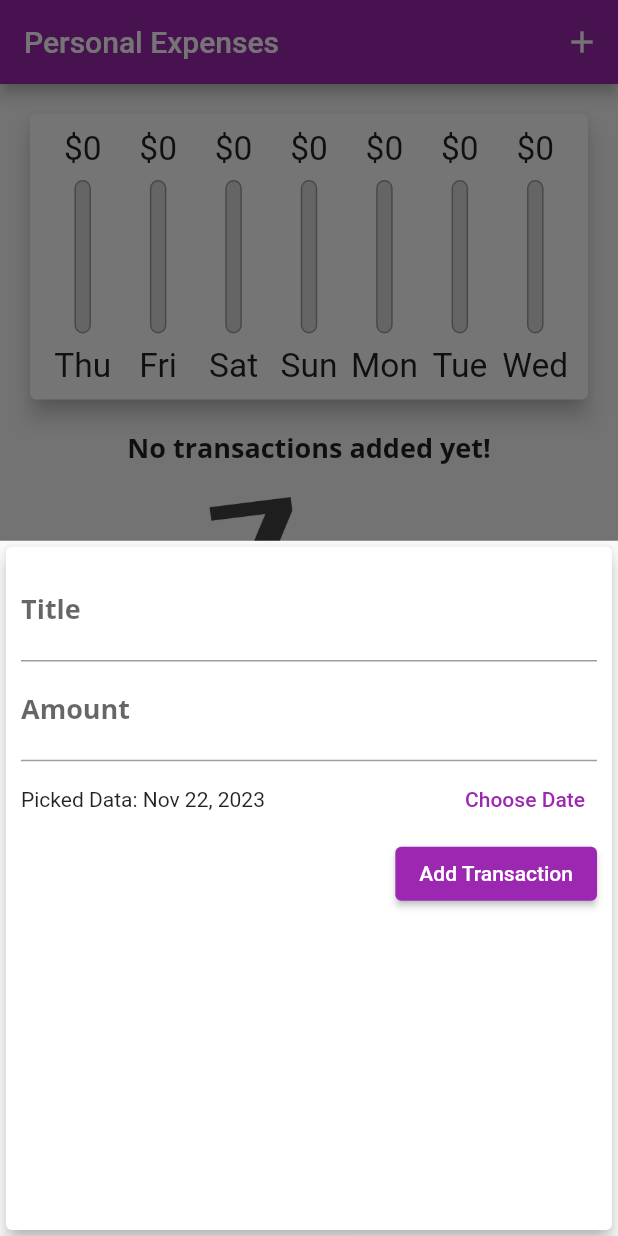
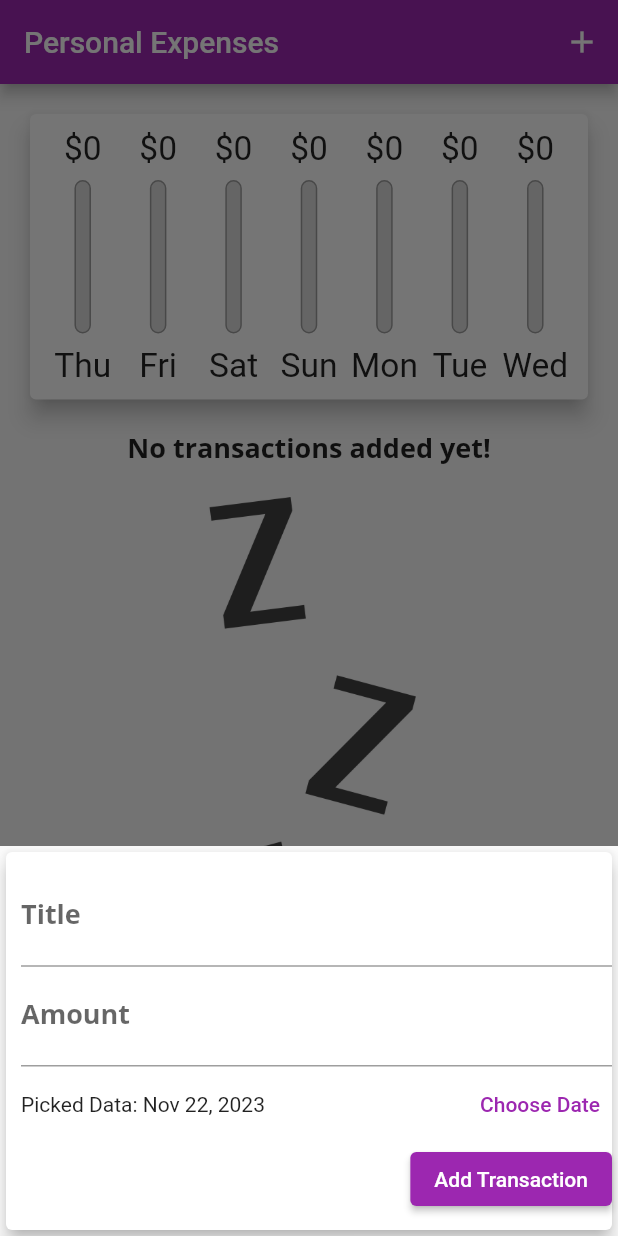
Before and after one commit to jsmrk/simple_expenses_tracker, a Flutter app: the screen it shows after launch, after a tap on the "add" icon, on a phone screen of 412 x 824 dp. Run offline on Flutter 3.47's test engine with Material 2 defaults, Android fonts, the light colour scheme and no system bars.

Commit message:
f5 - ep12

```diff
--- a/lib/widgets/new_transaction.dart
+++ b/lib/widgets/new_transaction.dart
@@ -52,10 +52,16 @@ class _NewTransactionState extends State<NewTransaction> {
 
   @override
   Widget build(BuildContext context) {
-    return Card(
+    return SingleChildScrollView(
+      child: Card(
         elevation: 5,
         child: Container(
-        padding: EdgeInsets.all(10),
+          padding: EdgeInsets.only(
+            top: 10,
+            left: 10,
+            right: 0,
+            bottom: MediaQuery.of(context).viewInsets.bottom + 10,
+          ), // this will adjust the texbox base on the heigh of the keyboard
           child: Column(
             crossAxisAlignment: CrossAxisAlignment.end,
             children: <Widget>[
@@ -99,6 +105,7 @@ class _NewTransactionState extends State<NewTransaction> {
             ],
           ),
         ),
+      ),
     );
   }
 }
```
Lines whose indentation alone changed are shown as unchanged.
